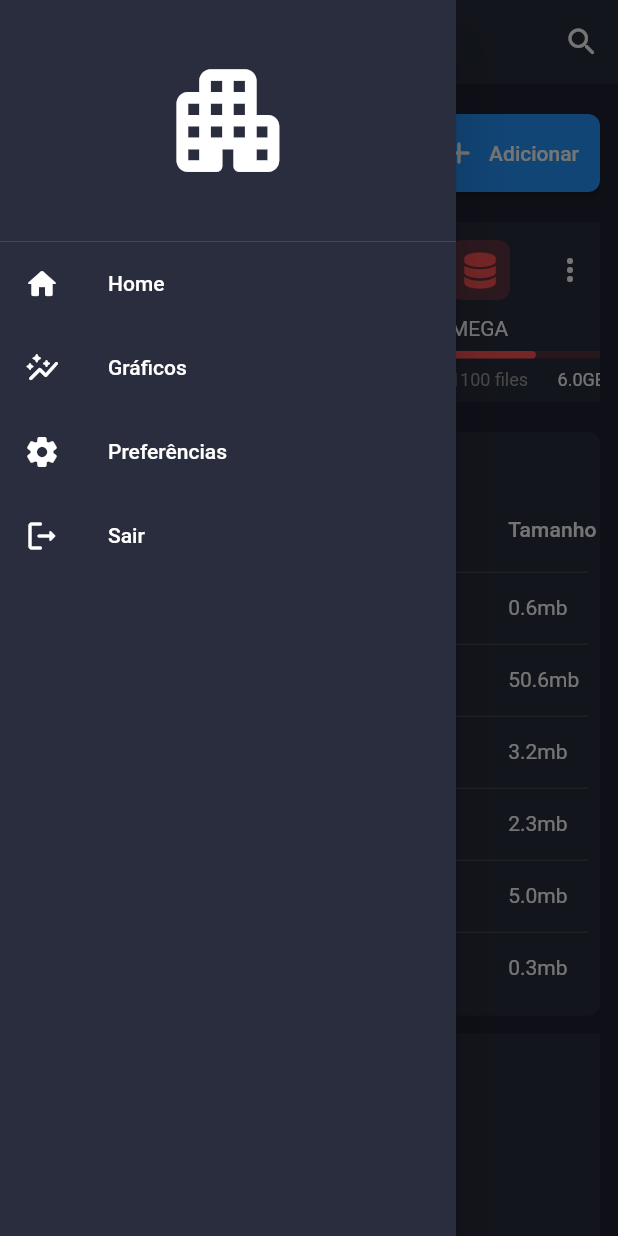
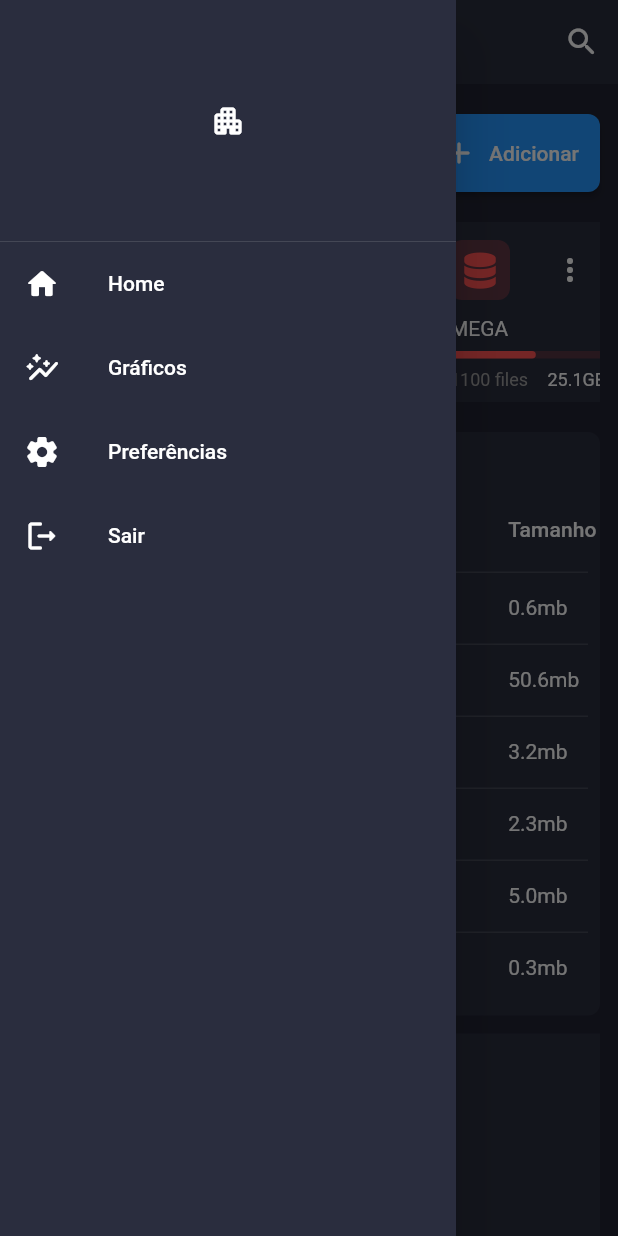
Before and after one commit to frankleypatricio/dashboard-ui, a Flutter app: the screen it shows after launch, with the side drawer open, on a phone screen of 412 x 824 dp. Run offline on Flutter 3.47's test engine with Material 2 defaults, Android fonts, the phone set to English and light mode, and no system bars; our stand-ins replace font_awesome_flutter.

Commit message:
- Ajustes no drawer menu

```diff
--- a/lib/components/folder-container.dart
+++ b/lib/components/folder-container.dart
@@ -40,6 +40,7 @@ class FolderContainer extends StatelessWidget {
               ),
 
               PopupMenuButton(
+                tooltip: '',
                 color: AppTheme.colorScheme.background,
                 icon: Icon(Icons.more_vert_rounded, color: AppTheme.colorScheme.onSecondary),
                 itemBuilder: (_) {
--- a/lib/screens/home-screen.dart
+++ b/lib/screens/home-screen.dart
@@ -16,6 +16,7 @@ class HomeScreen extends StatefulWidget {
 }
 
 class _HomeScreenState extends State<HomeScreen> {
+  bool _menuRecolhido = false;
   final List<DataFile> _recentFiles = [
     DataFile('Image File', '01/10/2023', 0.6, FileType.image),
     DataFile('Video File', '02/10/2023', 50.6, FileType.video),
@@ -42,7 +43,16 @@ class _HomeScreenState extends State<HomeScreen> {
 
       drawer: AppConfig.isMobile ? Drawer(
         backgroundColor: AppTheme.colorScheme.secondary,
-        child: _buildMenu(),
+        child: ListView(
+          children: [
+            const DrawerHeader(
+              margin: EdgeInsets.zero,
+              padding: EdgeInsets.zero,
+              child: Icon(Icons.apartment_rounded),
+            ),
+            _buildMenuItens(),
+          ],
+        ),
       ) : null,
 
       body: SafeArea(
@@ -54,15 +64,32 @@ class _HomeScreenState extends State<HomeScreen> {
             if(!AppConfig.isMobile) Expanded(
               child: ColoredBox(
                 color: AppTheme.colorScheme.secondary,
-                child: _buildMenu(),
+                child: ListView(
+                  children: [
+                    LayoutBuilder(
+                        builder: (_, constraints) {
+                          return DrawerHeader(
+                            margin: EdgeInsets.zero,
+                            padding: EdgeInsets.zero,
+                            child: IconButton(
+                              onPressed: () => setState(() => _menuRecolhido = !_menuRecolhido),
+                              icon: const Icon(Icons.apartment_rounded),
+                              // size: constraints.maxWidth*.3,
+                            ),
+                          );
+                        }
+                    ),
+                    _buildMenuItens(),
+                  ],
+                ),
               ),
             ),
 
             // -----------------------
             // BODY
             // -----------------------
-            Expanded(
-              flex: AppConfig.isTablet ? 8 : 4,
+            Expanded(                             // else == isTablet
+              flex: _menuRecolhido ? (AppConfig.isDesktop ? 10 : 9) : 4,
               child: SingleChildScrollView(
                 child: Padding(
                   padding: const EdgeInsets.symmetric(horizontal: 12, vertical: 8),
@@ -141,7 +168,7 @@ class _HomeScreenState extends State<HomeScreen> {
                                     color: Colors.redAccent,
                                     title: 'MEGA',
                                     totalFiles: 1100,
-                                    totalSpace: 6,
+                                    totalSpace: 25.1,
                                   ),
 
                                   FolderContainer(
@@ -181,7 +208,6 @@ class _HomeScreenState extends State<HomeScreen> {
                       Builder(
                         builder: (context) {
                           final scrollController = ScrollController();
-                          print('AppConfig.getHeight(60): ${AppConfig.getHeight(60)}');
                           return RoundedContainer(
                             width: double.maxFinite,
                             child: Column(
@@ -231,8 +257,8 @@ class _HomeScreenState extends State<HomeScreen> {
             // -----------------------
             // ASIDE
             // -----------------------
-            if(!AppConfig.isMobile) Expanded(
-              flex: AppConfig.isTablet ? 4 : 2,
+            if(!AppConfig.isMobile) Expanded(     // else == isTablet
+              flex: _menuRecolhido ? (AppConfig.isDesktop ? 6 : 5) : 2,
               child: _buildAside(double.maxFinite),
             ),
           ],
@@ -266,9 +292,10 @@ class _HomeScreenState extends State<HomeScreen> {
     return listRow;
   }
 
-  Widget _buildMenu() {
-    final mobileDesktop = Column(
-      children: [
+  Widget _buildMenuItens() {
+    const padding = EdgeInsets.symmetric(vertical: 20);
+    return Column(
+      children: (AppConfig.isMobile || !_menuRecolhido) ? [
         ListTile(
           onTap: (){},
           leading: const Icon(Icons.home_rounded),
@@ -289,50 +316,30 @@ class _HomeScreenState extends State<HomeScreen> {
           leading: const Icon(Icons.logout_rounded),
           title: const Text('Sair'),
         ),
-      ],
-    );
-
-    return ListView(
-      children: [
-        LayoutBuilder(
-            builder: (_, constraints) {
-              return DrawerHeader(
-                margin: EdgeInsets.zero,
-                padding: EdgeInsets.zero,
-                child: Icon(
-                  Icons.apartment_rounded,
-                  size: constraints.maxWidth*.3,
-                ),
-              );
-            }
-        ),
-        ResponsiveLayout(
-          desktop: mobileDesktop,
-          mobile: mobileDesktop,
-          tablet: Column(
-            children: [
+      ] : [
         IconButton(
           onPressed: (){},
           tooltip: 'Home',
+          padding: padding,
           icon: const Icon(Icons.home_rounded),
         ),
         IconButton(
           onPressed: (){},
           tooltip: 'Gráficos',
+          padding: padding,
           icon: const Icon(Icons.auto_graph_rounded),
         ),
         IconButton(
           onPressed: (){},
           tooltip: 'Preferências',
+          padding: padding,
           icon: const Icon(Icons.settings_rounded),
         ),
         IconButton(
           onPressed: (){},
           tooltip: 'Sair',
+          padding: padding,
           icon: const Icon(Icons.logout_rounded),
-              ),
-            ],
-          ),
         ),
       ],
     );
```
Lines whose indentation alone changed are shown as unchanged.
